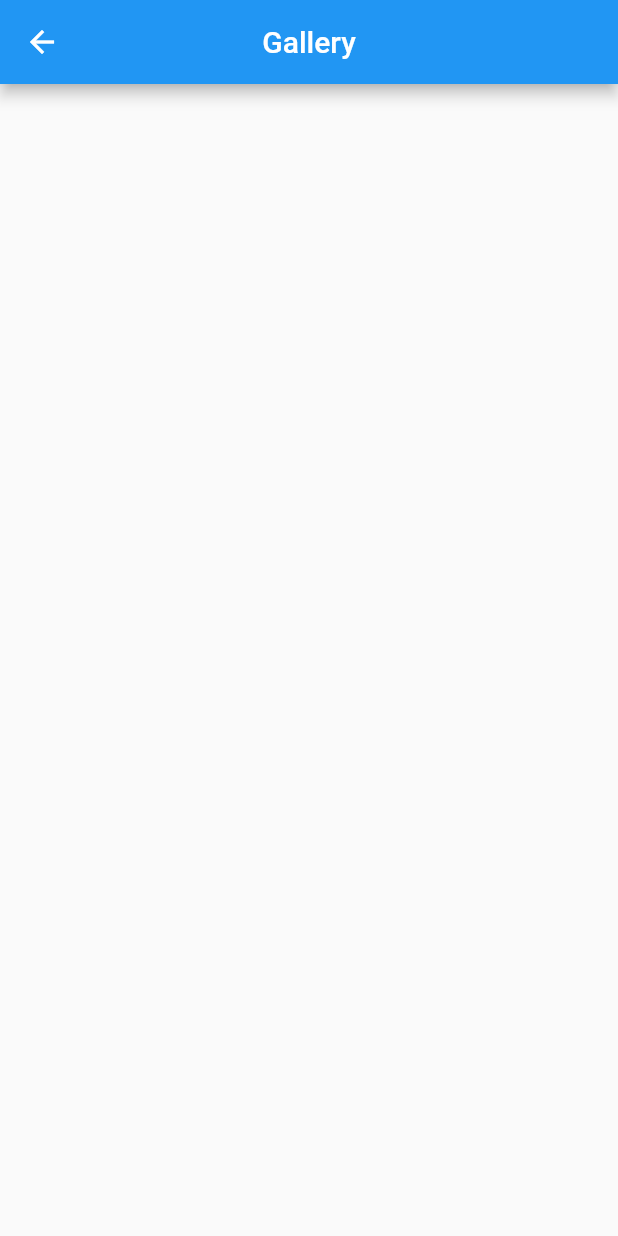
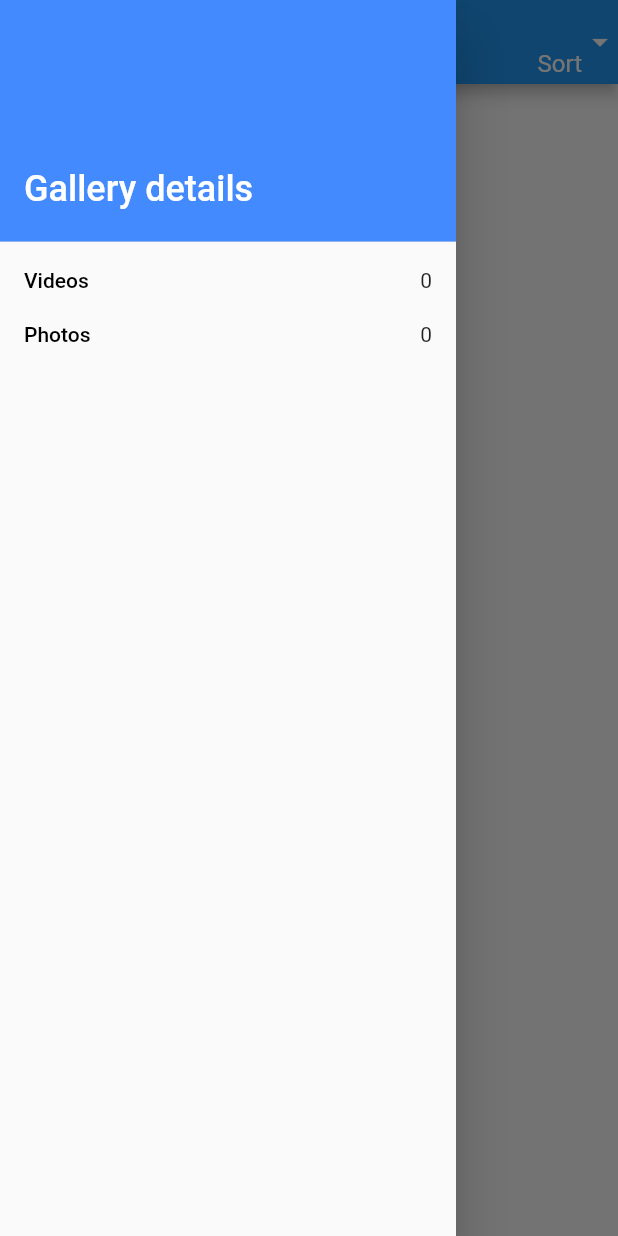
Before and after one commit to Asif-shah786/galaxy_view-Photo-View-App-, a Flutter app: the HomePage screen opened directly, with the side drawer open (before the commit the screen has no drawer), on a phone screen of 412 x 824 dp. Run offline on Flutter 3.47's test engine with Material 2 defaults, Android fonts, the phone set to English and light mode, and no system bars; our stand-ins replace video_player; missing offline and left inert: photo_manager.

Commit message:
'sort_Added'

```diff
--- a/lib/main.dart
+++ b/lib/main.dart
@@ -1,6 +1,7 @@
 import 'package:flutter/cupertino.dart';
 import 'package:flutter/material.dart';
-import 'package:galaxy_view/views/home_screen.dart';
+import 'package:galaxy_view/views/home_screen/home_screen.dart';
+import 'package:galaxy_view/widgets/CustomButton.dart';
 import 'package:photo_manager/photo_manager.dart';
 
 void main() => runApp(MyApp());
@@ -14,6 +15,7 @@ class MyApp extends StatelessWidget {
     // double width = MediaQuery.of(context).size.width;
 
     return MaterialApp(
+      debugShowCheckedModeBanner: false,
       title: 'Galaxy Gallery photos and videos Viewer',
       home: SafeArea(
         child: Scaffold(
@@ -25,7 +27,7 @@ class MyApp extends StatelessWidget {
                   crossAxisAlignment: CrossAxisAlignment.stretch,
                   mainAxisAlignment: MainAxisAlignment.end,
                   children: [
-                    const Text('Click this button to open \ngallery Images and Videos',
+                    const Text('Click this button to open \ngallery images and videos',
                     textAlign: TextAlign.center,
                     style: TextStyle(
                       fontWeight: FontWeight.bold,
@@ -56,27 +58,3 @@ class MyApp extends StatelessWidget {
 
   }
 }
-
-class CustomButton extends StatelessWidget {
-  const CustomButton({
-    Key? key, required this.title, required this.onPressed,
-
-  }) : super(key: key);
-  final String title;
-  final VoidCallback onPressed;
-
-  @override
-  Widget build(BuildContext context) {
-    return TextButton(
-      style: TextButton.styleFrom(
-        enableFeedback: true,
-        backgroundColor: Colors.cyanAccent,
-        elevation: 2,
-        shape: RoundedRectangleBorder(
-            borderRadius: BorderRadius.circular(18.0),
-            side: BorderSide(color: Colors.cyanAccent)
-        ),
-      ),
-    onPressed: onPressed, child: Text(title, style: TextStyle(color: Colors.white),),);
-  }
-}
--- a/lib/views/home_screen.dart
+++ /dev/null
@@ -1,49 +0,0 @@
-import 'package:flutter/material.dart';
-import 'package:galaxy_view/widgets/asset_thumbnail.dart';
-import 'package:photo_manager/photo_manager.dart';
-
-class HomePage extends StatefulWidget {
-  static String routName = '/Home';
-  const HomePage({Key? key}) : super(key: key);
-
-  @override
-  State<HomePage> createState() => _HomePageState();
-}
-
-class _HomePageState extends State<HomePage> {
-  List<AssetEntity> assets = [];
-
-  _fetchAssists() async {
-    final albums = await PhotoManager.getAssetPathList(onlyAll: true);
-    final recentAlbum = albums.first;
-    final recentAssets =
-        await recentAlbum.getAssetListPaged(page: 0, size: 100);
-    setState(() {
-      assets = recentAssets;
-    });
-  }
-
-  @override
-  void initState() {
-    _fetchAssists();
-    super.initState();
-  }
-
-  @override
-  Widget build(BuildContext context) {
-    return SafeArea(
-      child: Scaffold(
-          appBar: AppBar(
-            centerTitle: true,
-            title: const Text('Gallery'),
-          ),
-          body: GridView.builder(
-            itemCount: assets.length,
-              gridDelegate: const SliverGridDelegateWithFixedCrossAxisCount(
-                  crossAxisCount: 3),
-              itemBuilder: (_, index) {
-                return AssetThumbnail(asset: assets[index]);
-              })),
-    );
-  }
-}
--- /dev/null
+++ b/lib/views/home_screen/body.dart
@@ -0,0 +1,14 @@
+import 'package:flutter/material.dart';
+import 'package:photo_manager/photo_manager.dart';
+
+import '../../widgets/asset_thumbnail.dart';
+
+GridView buildBody(List<AssetEntity> assets) {
+  return GridView.builder(
+      itemCount: assets.length,
+      gridDelegate: const SliverGridDelegateWithFixedCrossAxisCount(
+          crossAxisCount: 3),
+      itemBuilder: (_, index) {
+        return AssetThumbnail(asset: assets[index]);
+      });
+}
--- /dev/null
+++ b/lib/views/home_screen/home_screen.dart
@@ -0,0 +1,121 @@
+import 'package:flutter/foundation.dart';
+import 'package:flutter/material.dart';
+import 'package:galaxy_view/widgets/asset_thumbnail.dart';
+import 'package:galaxy_view/widgets/left_menu_bar.dart';
+import 'package:photo_manager/photo_manager.dart';
+
+import 'body.dart';
+
+class HomePage extends StatefulWidget {
+  static String routName = '/Home';
+  const HomePage({Key? key}) : super(key: key);
+
+  @override
+  State<HomePage> createState() => _HomePageState();
+}
+
+class _HomePageState extends State<HomePage> {
+  List<AssetEntity> assets = [];
+  int videos = 0;
+  int photos = 0;
+
+  _fetchAssists() async {
+    final albums = await PhotoManager.getAssetPathList(onlyAll: true);
+    print(albums.length);
+    final recentAlbum = albums.first;
+    final recentAssets =
+        await recentAlbum.getAssetListPaged(page: 0, size: 1000000);
+    setState(() {
+      recentAssets.forEach((element) {
+        if (element.type == AssetType.video) {
+          videos++;
+        } else {
+          photos++;
+        }
+      });
+      assets = recentAssets;
+    });
+  }
+
+  @override
+  void initState() {
+    _fetchAssists();
+    super.initState();
+  }
+
+  @override
+  Widget build(BuildContext context) {
+    return SafeArea(
+      child: Scaffold(
+          drawer: LeftMenuBar(videos, photos),
+          appBar: AppBar(
+            centerTitle: true,
+            title: const Text('Gallery'),
+            actions: [buildDropdownButton()],
+          ),
+          body: buildBody(assets)),
+    );
+  }
+  DropdownButtonHideUnderline buildDropdownButton() {
+    return DropdownButtonHideUnderline(
+      child: DropdownButton(
+        style: const TextStyle(
+          fontSize: 14,
+          color: Colors.black,
+        ),
+        alignment: AlignmentDirectional.bottomEnd,
+        hint: const Text(
+          'Sort',
+          style: TextStyle(color: Colors.white, fontSize: 16),
+        ),
+        icon: const Icon(
+          Icons.arrow_drop_down,
+          color: Colors.white,
+        ),
+        items: _listDropDownMenuItems(),
+        onChanged: onChanged,
+      ),
+    );
+  }
+
+  List<DropdownMenuItem> _listDropDownMenuItems() {
+    return <String>['Oldest first', 'Newest first']
+        .map<DropdownMenuItem<String>>((String value) =>
+        DropdownMenuItem(value: value, child: Text(value)))
+        .toList();
+  }
+
+  void onChanged(value) {
+    switch (value) {
+      case 'Newest first':
+        assets.sort((a, b) => b.createDateTime.compareTo(a.createDateTime));
+        setState(() {});
+        break;
+      case 'Oldest first':
+        assets.sort((a, b) => a.createDateTime.compareTo(b.createDateTime));
+        setState(() {});
+        break;
+      default:
+        if (kDebugMode) {
+          print('Default');
+        }
+    }
+  }
+
+}
+// Future sortByDateTime() {
+//   return showDialog(
+//     context: context,
+//     builder: (BuildContext context) => AlertDialog(
+//       shape: RoundedRectangleBorder(borderRadius: BorderRadius.circular(10)),
+//       title: const Text('Sort By', textAlign: TextAlign.center, ),
+//       actionsAlignment: MainAxisAlignment.center,
+//       actions: [
+//         Padding(
+//           padding: const EdgeInsets.all(20.0),
+//           child:
+//         ),
+//       ],
+//     ),
+//   );
+// }
--- a/lib/views/video_screen.dart
+++ b/lib/views/video_screen.dart
@@ -20,7 +20,6 @@ class _VideoScreenState extends State<VideoScreen> {
     super.initState();
     _loadVideoFile();
   }
-
   void _loadVideoFile() async {
     try {
       final video = await widget.videoFile;
--- /dev/null
+++ b/lib/widgets/CustomButton.dart
@@ -0,0 +1,24 @@
+import 'package:flutter/material.dart';
+class CustomButton extends StatelessWidget {
+  const CustomButton({
+    Key? key, required this.title, required this.onPressed,
+
+  }) : super(key: key);
+  final String title;
+  final VoidCallback onPressed;
+
+  @override
+  Widget build(BuildContext context) {
+    return TextButton(
+      style: TextButton.styleFrom(
+        enableFeedback: true,
+        backgroundColor: Colors.blueAccent,
+        elevation: 2,
+        shape: RoundedRectangleBorder(
+            borderRadius: BorderRadius.circular(18.0),
+            side: const BorderSide(color: Colors.blueAccent)
+        ),
+      ),
+    onPressed: onPressed, child: Text(title, style: const TextStyle(color: Colors.white),),);
+  }
+}
--- /dev/null
+++ b/lib/widgets/left_menu_bar.dart
@@ -0,0 +1,53 @@
+import 'package:flutter/material.dart';
+
+class LeftMenuBar extends StatelessWidget {
+  const LeftMenuBar(this.videosCount , this.photosCount, {Key? key}) : super(key: key);
+  final int photosCount;
+  final int videosCount;
+
+  @override
+  Widget build(BuildContext context) {
+    return Drawer(
+        child: ListView(
+      children: [
+        DrawerHeader(
+          child: Column(
+            mainAxisAlignment: MainAxisAlignment.end,
+            children: const [
+               ListTile(
+                 contentPadding: EdgeInsets.only(left: 0),
+                 title: Text(
+                  'Gallery details',
+                  style: TextStyle(
+                    height: 3,
+                    color: Colors.white,
+                    fontSize: 24,
+                  ),
+                ),
+              ),
+            ],
+          ),
+          decoration: const BoxDecoration(
+            color: Colors.blueAccent,
+          ),
+        ),
+        buildMenuListTile(title: 'Videos', value: videosCount.toString()),
+        buildMenuListTile(title: 'Photos', value: photosCount.toString()),
+      ],
+    ));
+  }
+
+  Widget buildMenuListTile({required String value, required String  title}){
+    TextStyle _style = const TextStyle(
+    color: Colors.black,
+      fontWeight: FontWeight.w500,
+    );
+    return ListTile(
+      dense: true,
+      visualDensity: const VisualDensity(horizontal: 0, vertical: -3),
+      minVerticalPadding: 2,
+      leading: Text(title, style: _style,),
+      trailing: Text(value),
+    );
+  }
+}
```
